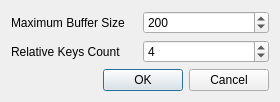
Qt form onionSkinRendererPreferences.ui (Viele/onionSkinRenderer) before a commit.
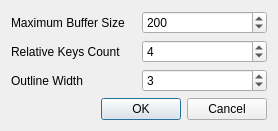
The same form after that commit.

Commit message:
display options for onion skins
adding options to display onions as shaded, shape or outline. should help with readability

```diff
--- a/onionSkinRendererPreferences.ui
+++ b/onionSkinRendererPreferences.ui
@@ -6,8 +6,8 @@
    <rect>
     <x>0</x>
     <y>0</y>
-    <width>280</width>
-    <height>97</height>
+    <width>278</width>
+    <height>118</height>
    </rect>
   </property>
   <property name="windowTitle">
@@ -62,6 +62,30 @@
      </item>
     </layout>
    </item>
+   <item>
+    <layout class="QHBoxLayout" name="prefs_outlineWidth">
+     <item>
+      <widget class="QLabel" name="outlineWidth_label">
+       <property name="text">
+        <string>Outline Width</string>
+       </property>
+      </widget>
+     </item>
+     <item>
+      <widget class="QSpinBox" name="outlineWidth_spinBox">
+       <property name="minimum">
+        <number>1</number>
+       </property>
+       <property name="maximum">
+        <number>512</number>
+       </property>
+       <property name="value">
+        <number>3</number>
+       </property>
+      </widget>
+     </item>
+    </layout>
+   </item>
    <item>
     <widget class="QDialogButtonBox" name="prefs_dialogButtonBox">
      <property name="orientation">
```
The commit also changes 9 other files.
